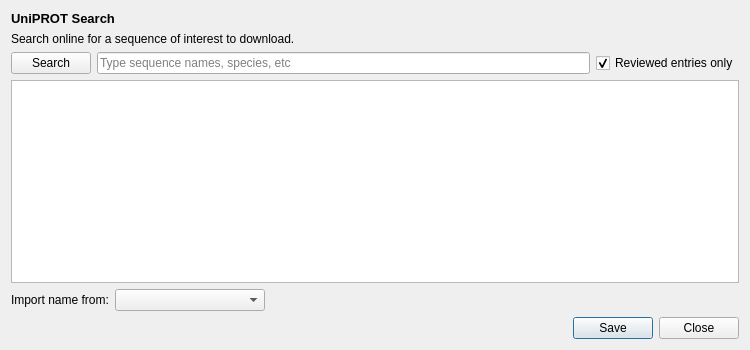
Before: the Qt Designer form src/linnaeo/searchuniprot.ui in beowulfey/Linnaeo, drawn with Qt 5.
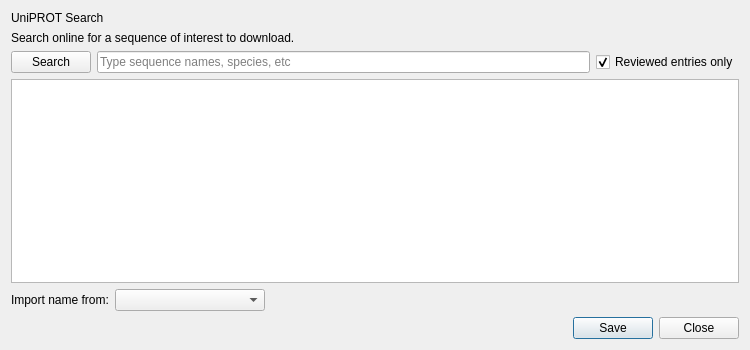
After: the same form once the commit is applied.

```diff
--- a/src/linnaeo/searchuniprot.ui
+++ b/src/linnaeo/searchuniprot.ui
@@ -16,28 +16,12 @@
     <height>0</height>
    </size>
   </property>
-  <property name="font">
-   <font>
-    <family>Arial</family>
-    <pointsize>9</pointsize>
-    <stylestrategy>PreferAntialias</stylestrategy>
-   </font>
-  </property>
   <property name="windowTitle">
    <string>Dialog</string>
   </property>
   <layout class="QVBoxLayout" name="verticalLayout">
    <item>
     <widget class="QLabel" name="label">
-     <property name="font">
-      <font>
-       <family>Arial</family>
-       <pointsize>10</pointsize>
-       <weight>75</weight>
-       <bold>true</bold>
-       <stylestrategy>PreferAntialias</stylestrategy>
-      </font>
-     </property>
      <property name="text">
       <string>UniPROT Search</string>
      </property>
```
